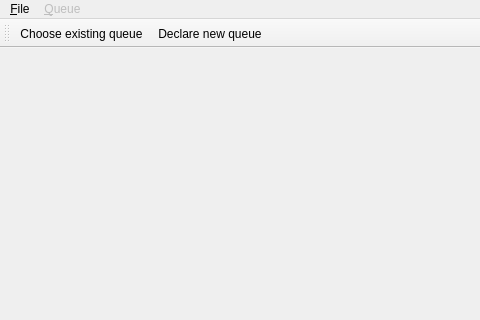
First picture: the form in mainwindow.ui, repository ErnieAllen/sink, before the edit; both pictures show x 0 to 480 and y 0 to 320 of the 480 by 584 pixel window.
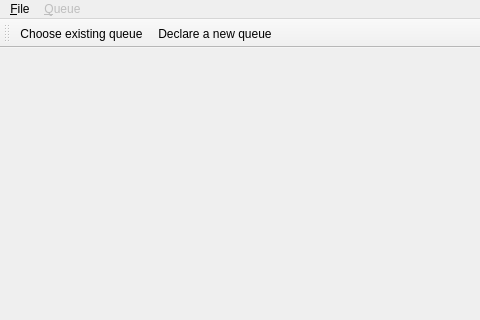
Second picture: the form after the edit. Custom widgets are drawn as their Qt base class.

Patch:
```diff
--- a/mainwindow.ui
+++ b/mainwindow.ui
@@ -134,7 +134,7 @@
   </action>
   <action name="action_Declare_new_queue">
    <property name="text">
-    <string>&amp;Declare new queue</string>
+    <string>&amp;Declare a new queue</string>
    </property>
   </action>
   <action name="action_Start_sending_messages">
```
